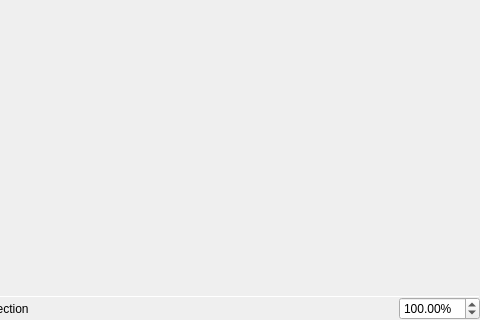
Qt form application/documentviewer.ui (theCheeseboard/thePage) before a commit; both pictures show x 242 to 722 and y 269 to 589 of the 722 by 589 pixel window.
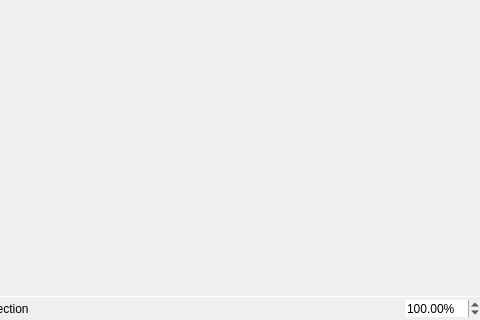
The same form after that commit. Icons and pictures are not drawn. Custom widgets are drawn as their Qt base class.

```diff
--- a/application/documentviewer.ui
+++ b/application/documentviewer.ui
@@ -593,6 +593,9 @@
           </item>
           <item>
            <widget class="QDoubleSpinBox" name="zoomBox">
+            <property name="frame">
+             <bool>false</bool>
+            </property>
             <property name="suffix">
              <string notr="true">%</string>
             </property>
```
Left out of the diff: 11 changed lines with no effect on the pictures.
